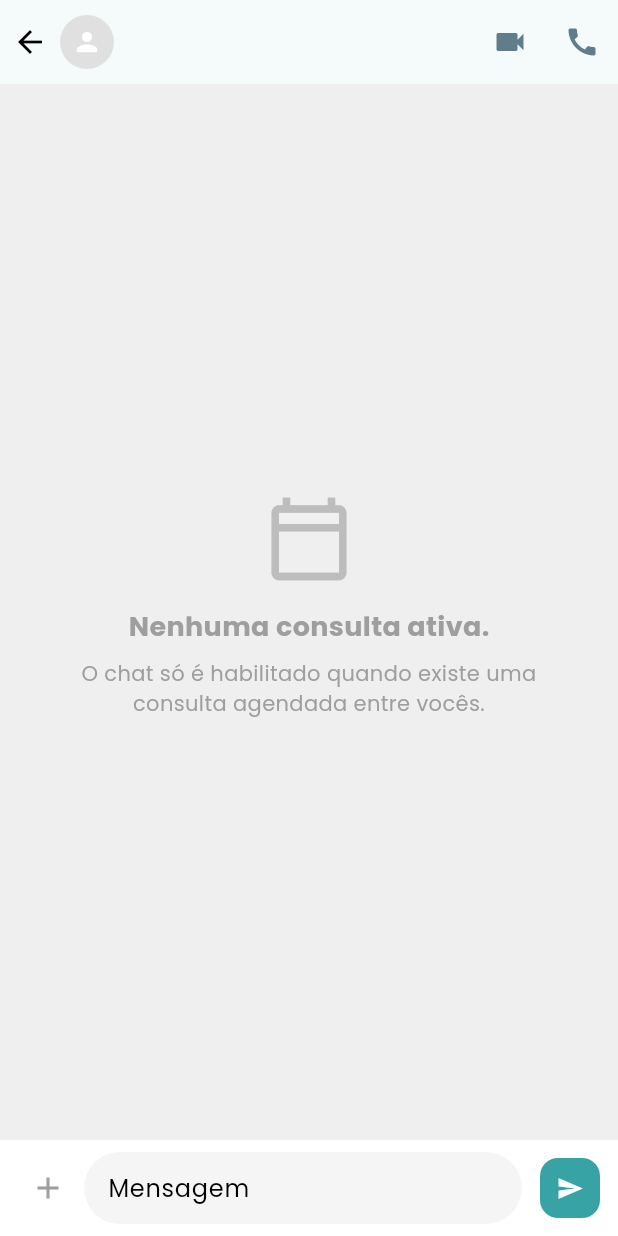
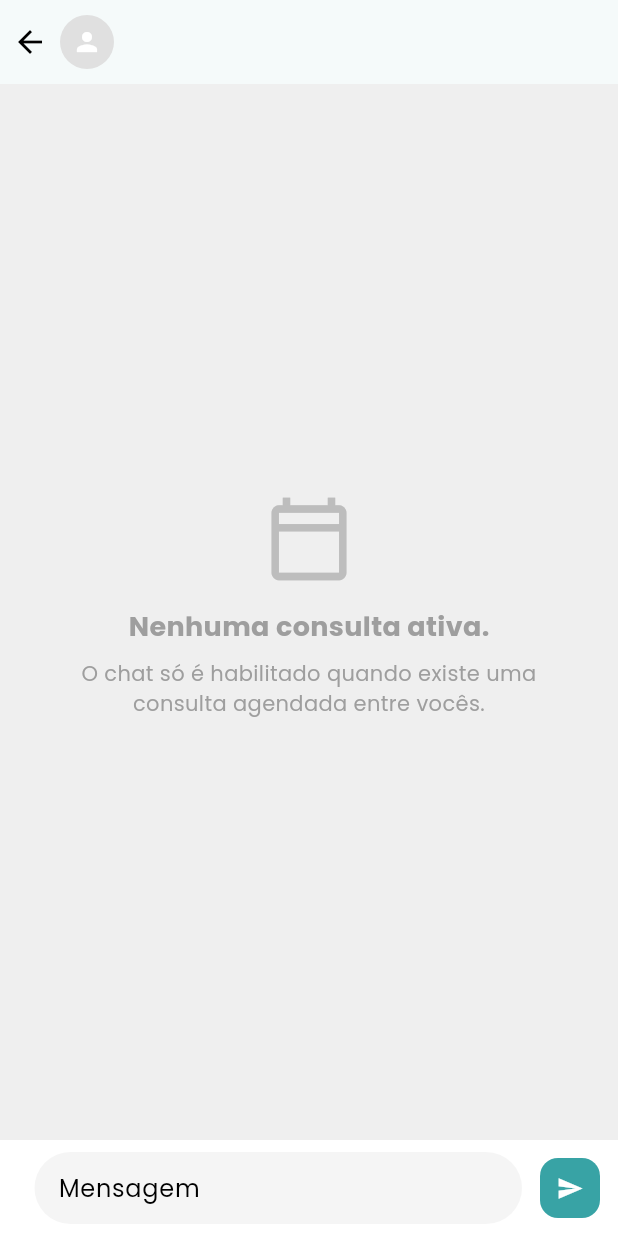
Before and after one commit to zampini28/neofrontend, a Flutter app: the IndividualChatScreen screen opened directly with empty values, on a phone screen of 412 x 824 dp. Run offline on Flutter 3.47's test engine with Material 3 defaults, Android fonts, the light colour scheme and no system bars; our stand-ins replace cached_network_image, device_preview, dio, email_validator, flutter_secure_storage, image_picker and 6 more; missing offline and left inert: dart:js_interop, flutter_barcode_scanner, mobile_scanner, stomp_dart_client; accounts and stored records are empty; network calls fail.

Commit message:
remove icons!

```diff
--- a/lib/components/physiotherapist/exercises/exercises_detail.dart
+++ b/lib/components/physiotherapist/exercises/exercises_detail.dart
@@ -44,10 +44,6 @@ class ExercisesDetail extends StatelessWidget {
               ),
             ),
             IconButton(
-              onPressed: () {},
-              icon: const Icon(Icons.share_outlined),
-            ),
-            IconButton(
               onPressed: () {
                 exerciseProvider.toggleFavorite(exerciseId: exercise.id);
               },
--- a/lib/screens/chat/components/chat_input_field.dart
+++ b/lib/screens/chat/components/chat_input_field.dart
@@ -45,10 +45,11 @@ class _ChatInputFieldState extends State<ChatInputField> {
       child: SafeArea(
         child: Row(
           children: [
-            IconButton(
-              onPressed: () {},
-              icon: const Icon(Icons.add, color: Colors.grey),
-            ),
+            const SizedBox(width: 15),
+            // IconButton(
+            //   onPressed: () {},
+            //   icon: const Icon(Icons.add, color: Colors.grey),
+            // ),
             Expanded(
               child: Container(
                 decoration: BoxDecoration(
--- a/lib/screens/individual_chat_screen.dart
+++ b/lib/screens/individual_chat_screen.dart
@@ -21,7 +21,6 @@ class IndividualChatScreen extends StatelessWidget {
   @override
   Widget build(BuildContext context) {
     final myId = UserDataCache().id;
-
 
     return ChangeNotifierProvider(
       create: (_) => ChatController()..initChat(patientId),
@@ -71,15 +70,15 @@ class IndividualChatScreen extends StatelessWidget {
               ),
             ],
           ),
-          actions: [
-            IconButton(
-              onPressed: () {},
-              icon: const Icon(Icons.videocam, color: Colors.blueGrey),
-            ),
-            IconButton(
-              onPressed: () {},
-              icon: const Icon(Icons.call, color: Colors.blueGrey),
-            ),
+          actions: const [
+            // IconBsutton(
+            //   onPressed: () {},
+            //   icon: const Icon(Icons.videocam, color: Colors.blueGrey),
+            // ),
+            // IconButton(
+            //   onPressed: () {},
+            //   icon: const Icon(Icons.call, color: Colors.blueGrey),
+            // ),
           ],
         ),
         body: Column(
```
Also changed, not shown: lib/components/physiotherapist/exercises/exercises_list.dart (+11 -0 lines).
